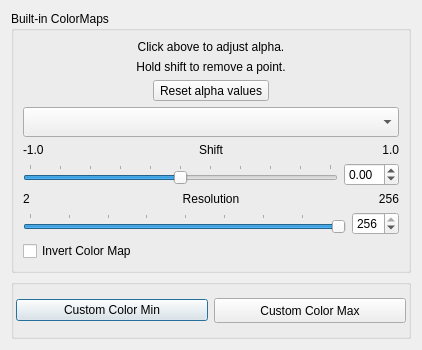
Before: the Qt Designer form src/Interface/Modules/Visualization/CreateStandardColorMap.ui in SCIInstitute/SCIRun, drawn with Qt 5.
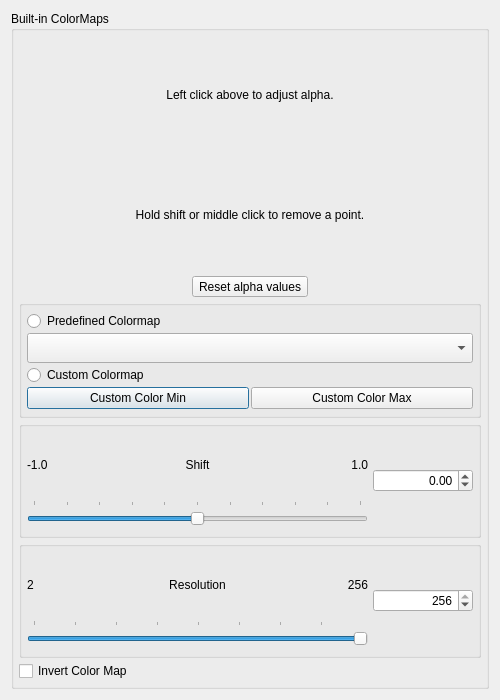
After: the same form once the commit is applied.

```diff
--- a/src/Interface/Modules/Visualization/CreateStandardColorMap.ui
+++ b/src/Interface/Modules/Visualization/CreateStandardColorMap.ui
@@ -6,8 +6,8 @@
    <rect>
     <x>0</x>
     <y>0</y>
-    <width>422</width>
-    <height>350</height>
+    <width>500</width>
+    <height>700</height>
    </rect>
   </property>
   <property name="sizePolicy">
@@ -18,8 +18,8 @@
   </property>
   <property name="minimumSize">
    <size>
-    <width>422</width>
-    <height>350</height>
+    <width>500</width>
+    <height>600</height>
    </size>
   </property>
   <property name="windowTitle">
@@ -35,10 +35,25 @@
       <string>Built-in ColorMaps</string>
      </property>
      <layout class="QVBoxLayout" name="verticalLayout">
+      <property name="spacing">
+       <number>3</number>
+      </property>
+      <property name="leftMargin">
+       <number>5</number>
+      </property>
+      <property name="topMargin">
+       <number>5</number>
+      </property>
+      <property name="rightMargin">
+       <number>5</number>
+      </property>
+      <property name="bottomMargin">
+       <number>5</number>
+      </property>
       <item>
        <widget class="QLabel" name="label_7">
         <property name="text">
-         <string>Click above to adjust alpha.</string>
+         <string>Left click above to adjust alpha.</string>
         </property>
         <property name="alignment">
          <set>Qt::AlignCenter</set>
@@ -48,7 +63,7 @@
       <item>
        <widget class="QLabel" name="label_7">
         <property name="text">
-         <string>Hold shift to remove a point.</string>
+         <string>Hold shift or middle click to remove a point.</string>
         </property>
         <property name="alignment">
          <set>Qt::AlignCenter</set>
@@ -63,6 +78,34 @@
        </widget>
       </item>
       <item>
+       <widget class="QGroupBox" name="groupBox_3">
+        <property name="title">
+         <string/>
+        </property>
+        <layout class="QVBoxLayout" name="verticalLayout_4">
+         <property name="spacing">
+          <number>2</number>
+         </property>
+         <property name="leftMargin">
+          <number>5</number>
+         </property>
+         <property name="topMargin">
+          <number>5</number>
+         </property>
+         <property name="rightMargin">
+          <number>5</number>
+         </property>
+         <property name="bottomMargin">
+          <number>5</number>
+         </property>
+         <item>
+          <widget class="QRadioButton" name="predefinedColorMapRadioButton_">
+           <property name="text">
+            <string>Predefined Colormap</string>
+           </property>
+          </widget>
+         </item>
+         <item>
        <widget class="QComboBox" name="colorMapNameComboBox_">
         <property name="minimumSize">
          <size>
@@ -73,6 +116,78 @@
        </widget>
       </item>
       <item>
+          <widget class="QRadioButton" name="customColorMapRadioButton_">
+           <property name="text">
+            <string>Custom Colormap</string>
+           </property>
+          </widget>
+         </item>
+         <item>
+          <layout class="QHBoxLayout" name="horizontalLayout_7">
+           <item>
+            <widget class="QPushButton" name="customColorButton0_">
+             <property name="text">
+              <string>Custom Color Min</string>
+             </property>
+            </widget>
+           </item>
+           <item>
+            <widget class="QPushButton" name="customColorButton1_">
+             <property name="enabled">
+              <bool>true</bool>
+             </property>
+             <property name="minimumSize">
+              <size>
+               <width>0</width>
+               <height>0</height>
+              </size>
+             </property>
+             <property name="text">
+              <string>Custom Color Max</string>
+             </property>
+            </widget>
+           </item>
+          </layout>
+         </item>
+        </layout>
+       </widget>
+      </item>
+      <item>
+       <widget class="QGroupBox" name="groupBox_4">
+        <property name="minimumSize">
+         <size>
+          <width>0</width>
+          <height>70</height>
+         </size>
+        </property>
+        <property name="title">
+         <string/>
+        </property>
+        <layout class="QHBoxLayout" name="horizontalLayout_8">
+         <property name="spacing">
+          <number>5</number>
+         </property>
+         <property name="leftMargin">
+          <number>5</number>
+         </property>
+         <property name="topMargin">
+          <number>5</number>
+         </property>
+         <property name="rightMargin">
+          <number>5</number>
+         </property>
+         <property name="bottomMargin">
+          <number>5</number>
+         </property>
+         <item>
+          <layout class="QVBoxLayout" name="verticalLayout_5">
+           <property name="spacing">
+            <number>2</number>
+           </property>
+           <property name="bottomMargin">
+            <number>0</number>
+           </property>
+           <item>
        <layout class="QHBoxLayout" name="horizontalLayout">
         <property name="bottomMargin">
          <number>0</number>
@@ -107,12 +222,13 @@
        </layout>
       </item>
       <item>
-       <layout class="QHBoxLayout" name="horizontalLayout_2">
-        <property name="bottomMargin">
-         <number>0</number>
-        </property>
-        <item>
          <widget class="QSlider" name="shiftSlider_">
+             <property name="minimumSize">
+              <size>
+               <width>0</width>
+               <height>30</height>
+              </size>
+             </property>
           <property name="minimum">
            <number>-100</number>
           </property>
@@ -128,6 +244,12 @@
           <property name="orientation">
            <enum>Qt::Horizontal</enum>
           </property>
+             <property name="invertedAppearance">
+              <bool>false</bool>
+             </property>
+             <property name="invertedControls">
+              <bool>false</bool>
+             </property>
           <property name="tickPosition">
            <enum>QSlider::TicksAbove</enum>
           </property>
@@ -136,8 +258,25 @@
           </property>
          </widget>
         </item>
+          </layout>
+         </item>
         <item>
          <widget class="QDoubleSpinBox" name="shiftSpin_">
+           <property name="sizePolicy">
+            <sizepolicy hsizetype="Fixed" vsizetype="Fixed">
+             <horstretch>0</horstretch>
+             <verstretch>0</verstretch>
+            </sizepolicy>
+           </property>
+           <property name="minimumSize">
+            <size>
+             <width>100</width>
+             <height>0</height>
+            </size>
+           </property>
+           <property name="alignment">
+            <set>Qt::AlignRight|Qt::AlignTrailing|Qt::AlignVCenter</set>
+           </property>
           <property name="minimum">
            <double>-1.000000000000000</double>
           </property>
@@ -150,7 +289,40 @@
          </widget>
         </item>
        </layout>
+       </widget>
       </item>
+      <item>
+       <widget class="QGroupBox" name="groupBox_5">
+        <property name="minimumSize">
+         <size>
+          <width>0</width>
+          <height>80</height>
+         </size>
+        </property>
+        <property name="title">
+         <string/>
+        </property>
+        <layout class="QHBoxLayout" name="horizontalLayout_2">
+         <property name="spacing">
+          <number>5</number>
+         </property>
+         <property name="leftMargin">
+          <number>5</number>
+         </property>
+         <property name="topMargin">
+          <number>5</number>
+         </property>
+         <property name="rightMargin">
+          <number>5</number>
+         </property>
+         <property name="bottomMargin">
+          <number>5</number>
+         </property>
+         <item>
+          <layout class="QVBoxLayout" name="verticalLayout_6">
+           <property name="spacing">
+            <number>2</number>
+           </property>
       <item>
        <layout class="QHBoxLayout" name="horizontalLayout_3">
         <property name="bottomMargin">
@@ -186,12 +358,13 @@
        </layout>
       </item>
       <item>
-       <layout class="QHBoxLayout" name="horizontalLayout_4">
-        <property name="bottomMargin">
-         <number>0</number>
-        </property>
-        <item>
          <widget class="QSlider" name="resolutionSlider_">
+             <property name="minimumSize">
+              <size>
+               <width>0</width>
+               <height>30</height>
+              </size>
+             </property>
           <property name="minimum">
            <number>2</number>
           </property>
@@ -215,8 +388,25 @@
           </property>
          </widget>
         </item>
+          </layout>
+         </item>
         <item>
          <widget class="QSpinBox" name="resolutionSpin_">
+           <property name="sizePolicy">
+            <sizepolicy hsizetype="Fixed" vsizetype="Fixed">
+             <horstretch>0</horstretch>
+             <verstretch>0</verstretch>
+            </sizepolicy>
+           </property>
+           <property name="minimumSize">
+            <size>
+             <width>100</width>
+             <height>0</height>
+            </size>
+           </property>
+           <property name="alignment">
+            <set>Qt::AlignRight|Qt::AlignTrailing|Qt::AlignVCenter</set>
+           </property>
           <property name="minimum">
            <number>2</number>
           </property>
@@ -229,6 +419,7 @@
          </widget>
         </item>
        </layout>
+       </widget>
       </item>
       <item>
        <widget class="QCheckBox" name="invertCheck_">
@@ -243,65 +434,6 @@
      </layout>
     </widget>
    </item>
-   <item>
-    <widget class="QGroupBox" name="groupBox_2">
-     <property name="minimumSize">
-      <size>
-       <width>0</width>
-       <height>60</height>
-      </size>
-     </property>
-     <property name="title">
-      <string/>
-     </property>
-     <property name="alignment">
-      <set>Qt::AlignCenter</set>
-     </property>
-     <property name="flat">
-      <bool>false</bool>
-     </property>
-     <layout class="QHBoxLayout" name="horizontalLayout">
-      <property name="spacing">
-       <number>6</number>
-      </property>
-      <property name="leftMargin">
-       <number>2</number>
-      </property>
-      <property name="topMargin">
-       <number>2</number>
-      </property>
-      <property name="rightMargin">
-       <number>2</number>
-      </property>
-      <property name="bottomMargin">
-       <number>2</number>
-      </property>
-      <item>
-       <widget class="QPushButton" name="customColorButton0_">
-        <property name="text">
-         <string>Custom Color Min</string>
-        </property>
-       </widget>
-      </item>
-      <item>
-       <widget class="QPushButton" name="customColorButton1_">
-        <property name="enabled">
-         <bool>true</bool>
-        </property>
-        <property name="minimumSize">
-         <size>
-          <width>130</width>
-          <height>25</height>
-         </size>
-        </property>
-        <property name="text">
-         <string>Custom Color Max</string>
-        </property>
-       </widget>
-      </item>
-     </layout>
-    </widget>
-   </item>
   </layout>
  </widget>
  <resources/>
```
Left out of the diff: 3 changed lines with no effect on the pictures. Lines whose indentation alone changed are shown as unchanged.
